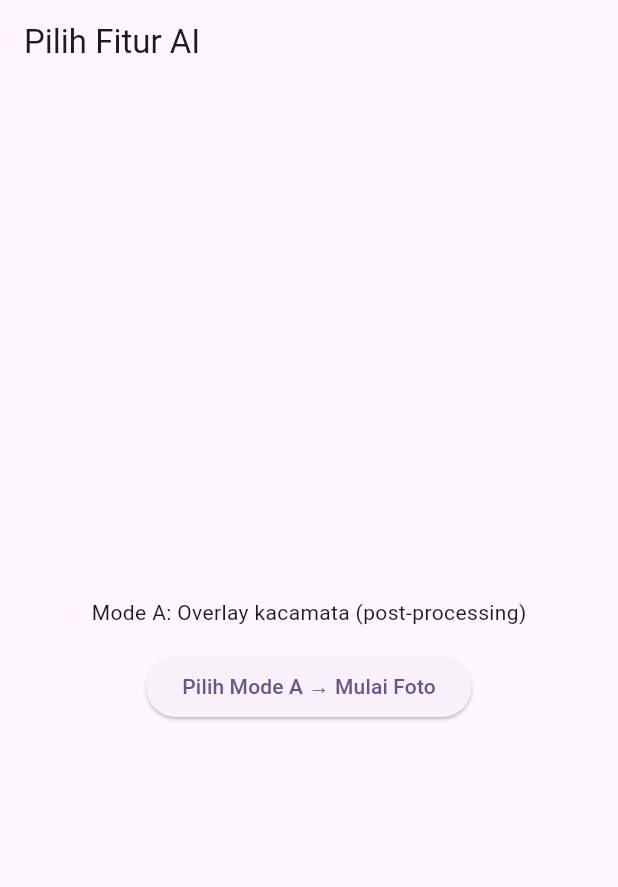
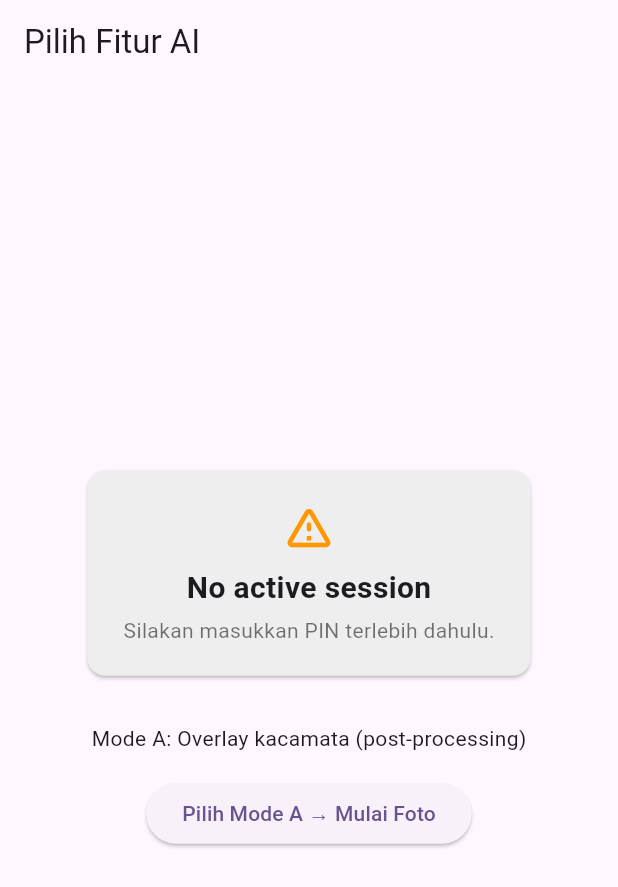
Before and after one commit to sensaaa-code/ai_photobooth, a Flutter app: the FeatureSelectScreen screen opened by its route, on a phone screen of 412 x 824 dp. Shown: the top 887 px of the screen. Run offline on Flutter 3.47's test engine with Material 3 defaults, Android fonts, the phone set to English and light mode, and no system bars; our stand-ins replace flutter_riverpod, go_router.

Commit message:
feat: add visible session indicators to Feature Select and Operator Panel screens
Agent-Logs-Url: https://github.com/sensaaa-code/ai_photobooth/sessions/7fefa2d6-9ace-41de-b655-bc9fd69b9ca6

Co-authored-by: sensaaa-code <266721027+sensaaa-code@users.noreply.github.com>

```diff
--- a/lib/features/feature_select/feature_select_screen.dart
+++ b/lib/features/feature_select/feature_select_screen.dart
@@ -1,14 +1,45 @@
+import 'dart:async';
+
 import 'package:flutter/material.dart';
+import 'package:flutter_riverpod/flutter_riverpod.dart';
 import 'package:go_router/go_router.dart';
 
 import '../../app/router/route_paths.dart';
+import '../../session/session_controller.dart';
+import '../../session/session_state.dart';
 import '../../session/widgets/session_countdown_widget.dart';
 
-class FeatureSelectScreen extends StatelessWidget {
+class FeatureSelectScreen extends ConsumerStatefulWidget {
   const FeatureSelectScreen({super.key});
 
   @override
+  ConsumerState<FeatureSelectScreen> createState() =>
+      _FeatureSelectScreenState();
+}
+
+class _FeatureSelectScreenState extends ConsumerState<FeatureSelectScreen> {
+  /// Ticks every second so the displayed remaining time stays current.
+  Timer? _ticker;
+
+  @override
+  void initState() {
+    super.initState();
+    _ticker = Timer.periodic(const Duration(seconds: 1), (_) {
+      if (mounted) setState(() {});
+    });
+  }
+
+  @override
+  void dispose() {
+    _ticker?.cancel();
+    super.dispose();
+  }
+
+  @override
   Widget build(BuildContext context) {
+    final session = ref.watch(sessionControllerProvider);
+    final isActive = session.status == SessionStatus.active;
+
     return Scaffold(
       appBar: AppBar(
         title: const Text('Pilih Fitur AI'),
@@ -18,6 +49,11 @@ class FeatureSelectScreen extends StatelessWidget {
         child: Column(
           mainAxisAlignment: MainAxisAlignment.center,
           children: [
+            // ----- Session info banner ------------------------------------
+            _SessionInfoBanner(session: session, isActive: isActive),
+            const SizedBox(height: 32),
+
+            // ----- Feature options ----------------------------------------
             const Text('Mode A: Overlay kacamata (post-processing)'),
             const SizedBox(height: 16),
             ElevatedButton(
@@ -30,3 +66,113 @@ class FeatureSelectScreen extends StatelessWidget {
     );
   }
 }
+
+/// Prominent session indicator shown at the top of the feature-select body.
+///
+/// Displays Session ID and live remaining time when a session is active.
+/// Shows a "no active session" warning otherwise.
+class _SessionInfoBanner extends StatelessWidget {
+  const _SessionInfoBanner({
+    required this.session,
+    required this.isActive,
+  });
+
+  final SessionState session;
+  final bool isActive;
+
+  @override
+  Widget build(BuildContext context) {
+    return Card(
+      color: isActive ? Colors.green.shade50 : Colors.grey.shade200,
+      margin: const EdgeInsets.symmetric(horizontal: 32),
+      child: Padding(
+        padding: const EdgeInsets.symmetric(horizontal: 24, vertical: 20),
+        child: isActive ? _ActiveInfo(session: session) : const _NoSessionInfo(),
+      ),
+    );
+  }
+}
+
+class _ActiveInfo extends StatelessWidget {
+  const _ActiveInfo({required this.session});
+
+  final SessionState session;
+
+  @override
+  Widget build(BuildContext context) {
+    final remaining = session.remainingDuration;
+    final minutes =
+        remaining.inMinutes.remainder(60).toString().padLeft(2, '0');
+    final seconds =
+        remaining.inSeconds.remainder(60).toString().padLeft(2, '0');
+    final isUrgent = remaining.inSeconds < 60;
+
+    return Column(
+      children: [
+        const Icon(Icons.verified_user_outlined,
+            color: Colors.green, size: 36),
+        const SizedBox(height: 8),
+        Text(
+          'Sesi Aktif',
+          style: TextStyle(
+            fontSize: 20,
+            fontWeight: FontWeight.bold,
+            color: Colors.green.shade800,
+          ),
+        ),
+        const SizedBox(height: 8),
+        Text(
+          'ID: ${session.sessionId ?? '—'}',
+          style: const TextStyle(fontSize: 14, color: Colors.black54),
+          textAlign: TextAlign.center,
+        ),
+        const SizedBox(height: 6),
+        Row(
+          mainAxisSize: MainAxisSize.min,
+          children: [
+            Icon(
+              Icons.timer_outlined,
+              size: 20,
+              color: isUrgent ? Colors.red : Colors.black87,
+            ),
+            const SizedBox(width: 6),
+            Text(
+              'Sisa: $minutes:$seconds',
+              style: TextStyle(
+                fontSize: 18,
+                fontWeight: FontWeight.w700,
+                color: isUrgent ? Colors.red : Colors.black87,
+              ),
+            ),
+          ],
+        ),
+      ],
+    );
+  }
+}
+
+class _NoSessionInfo extends StatelessWidget {
+  const _NoSessionInfo();
+
+  @override
+  Widget build(BuildContext context) {
+    return const Column(
+      children: [
+        Icon(Icons.warning_amber_rounded, color: Colors.orange, size: 36),
+        SizedBox(height: 8),
+        Text(
+          'No active session',
+          style: TextStyle(
+            fontSize: 20,
+            fontWeight: FontWeight.bold,
+          ),
+        ),
+        SizedBox(height: 4),
+        Text(
+          'Silakan masukkan PIN terlebih dahulu.',
+          style: TextStyle(fontSize: 14, color: Colors.black54),
+        ),
+      ],
+    );
+  }
+}
```
Also changed, not shown: lib/features/operator_panel/operator_panel_screen.dart (+41 -2 lines).
